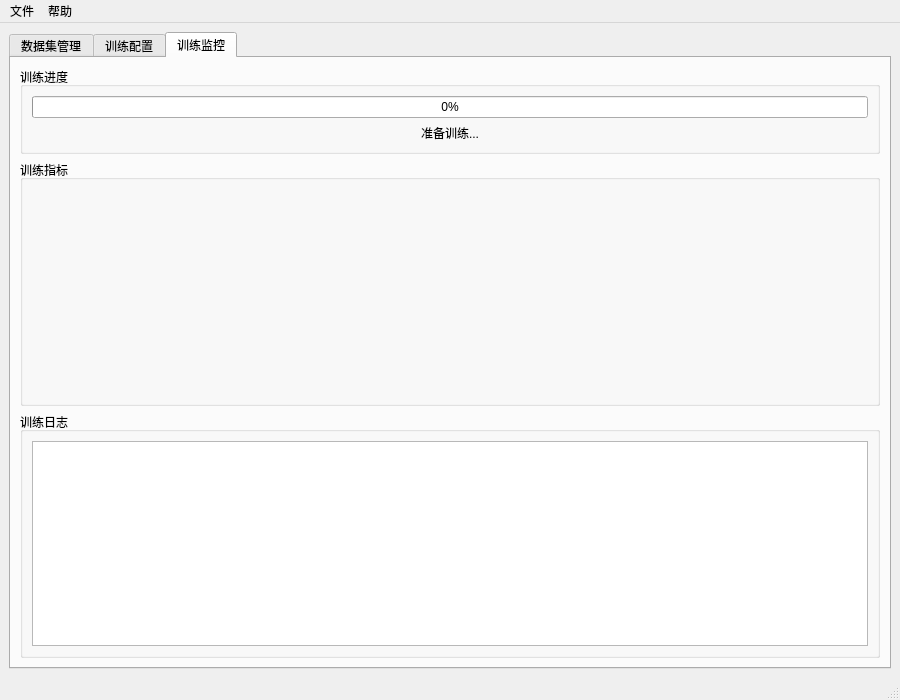
Before: the Qt Designer form yolo/Train.ui in kimmkless/YoloDetector, drawn with Qt 5.
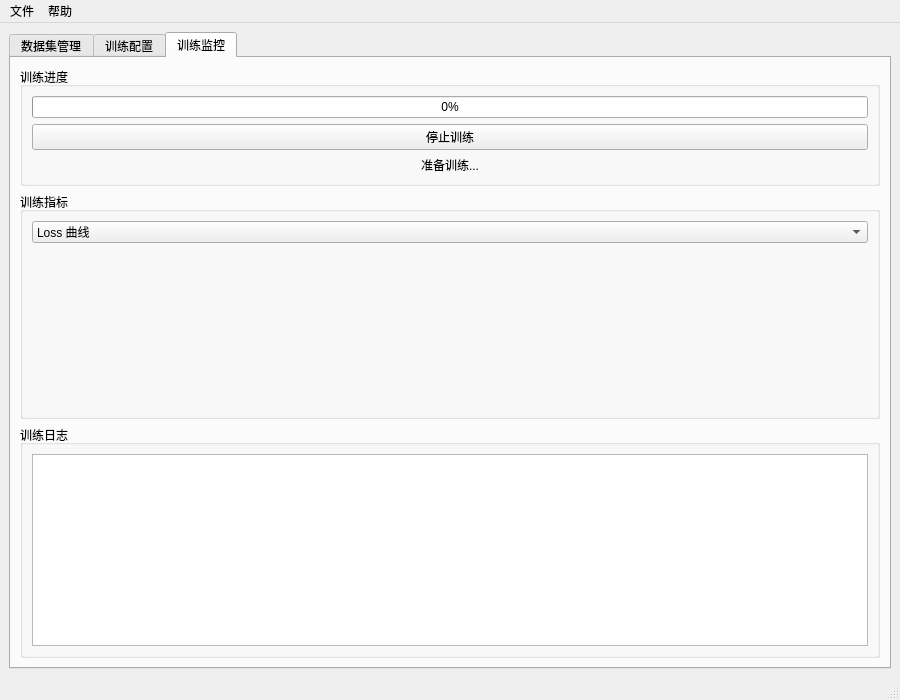
After: the same form once the commit is applied. The open tabs and pages were chosen to show the change.

Commit message: 完善了用户训练模型的客户端

What changed in the file:
```diff
--- a/yolo/Train.ui
+++ b/yolo/Train.ui
@@ -350,6 +350,13 @@
              </property>
             </widget>
            </item>
+           <item>
+            <widget class="QPushButton" name="btnStopTraining">
+             <property name="text">
+              <string>停止训练</string>
+             </property>
+            </widget>
+           </item>
            <item>
             <widget class="QLabel" name="labelProgress">
              <property name="text">
@@ -369,6 +376,30 @@
            <string>训练指标</string>
           </property>
           <layout class="QVBoxLayout" name="verticalLayout_8">
+           <item>
+            <widget class="QComboBox" name="plotSelect">
+             <item>
+              <property name="text">
+               <string>Loss 曲线</string>
+              </property>
+             </item>
+             <item>
+              <property name="text">
+               <string>mAP 曲线</string>
+              </property>
+             </item>
+             <item>
+              <property name="text">
+               <string>Precision 曲线</string>
+              </property>
+             </item>
+             <item>
+              <property name="text">
+               <string>Recall 曲线</string>
+              </property>
+             </item>
+            </widget>
+           </item>
            <item>
             <widget class="QWidget" name="plotWidget" native="true">
              <property name="sizePolicy">
@@ -380,7 +411,7 @@
              <property name="minimumSize">
               <size>
                <width>100</width>
-               <height>10</height>
+               <height>100</height>
               </size>
              </property>
             </widget>
```
Left out of the diff: 2 changed lines with no effect on the pictures. The commit also changes 3 other files.
